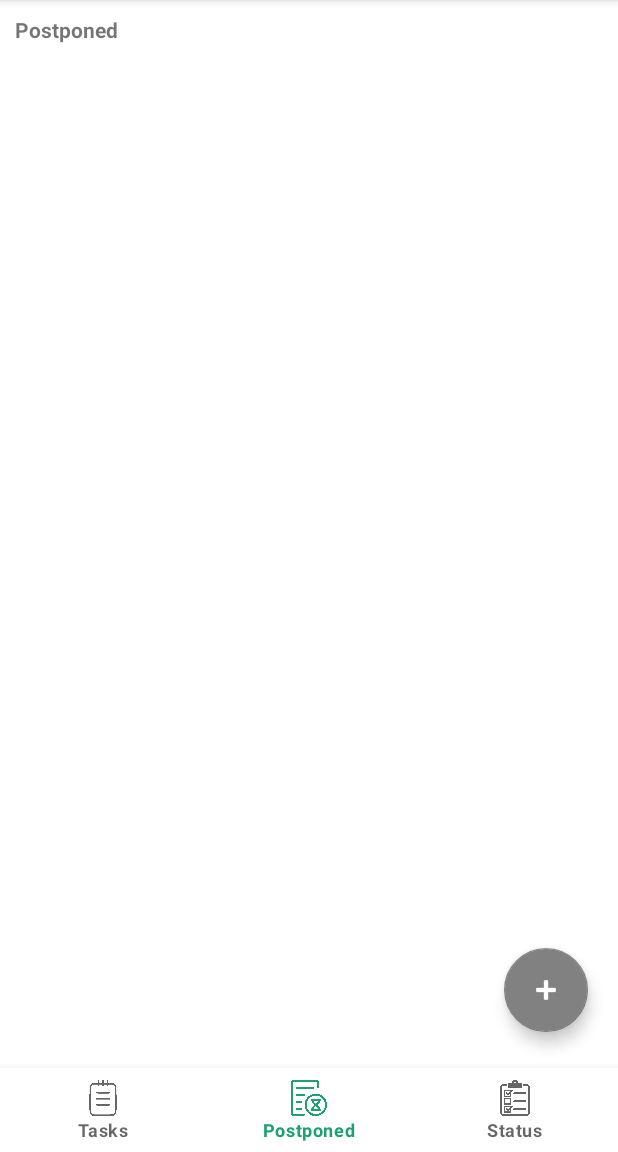
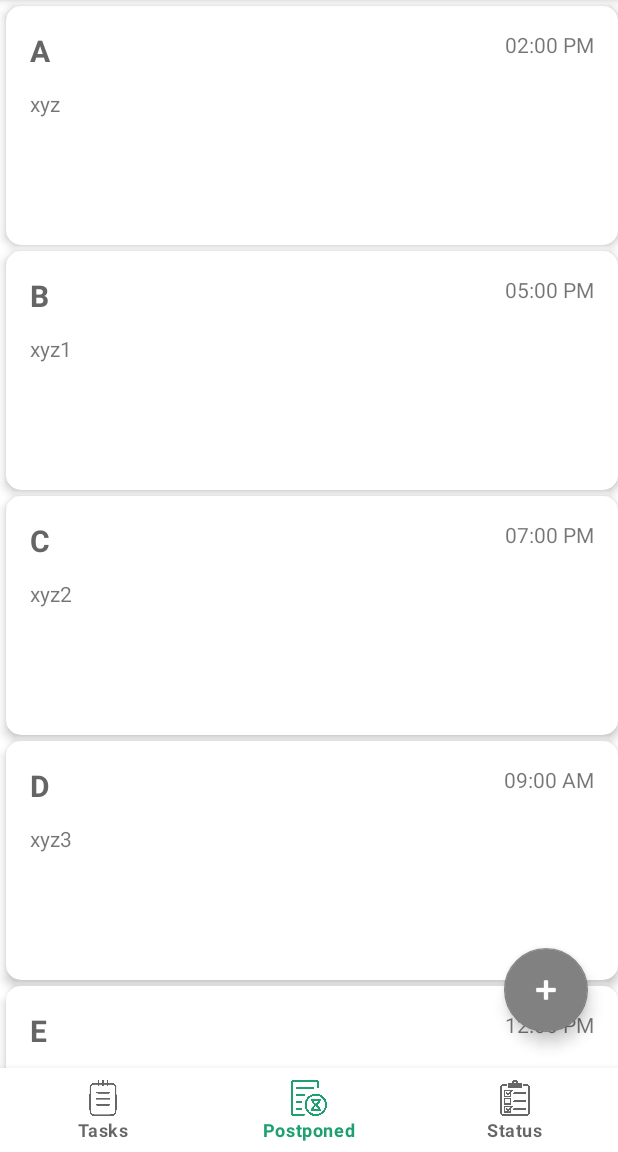
Before and after one commit to prajalg/timetable-manager, an Android app: the fragment CompletedTasksFragment placed in its activity, item 2 of the bottom bar chosen, on a phone screen of 412 x 824 dp, the part 84-1236 px from its top. Run offline under Robolectric (Android 15) with nearby library versions, the phone set to English and light mode, and no system bars; our stand-ins replace Firebase (no records; nobody signed in at launch, a user with empty details on screens opened directly); Roboto replaces fonts that are not available here.

Commit message:
timetable-manager app

```diff
--- a/app/src/main/AndroidManifest.xml
+++ b/app/src/main/AndroidManifest.xml
@@ -11,6 +11,9 @@
         android:roundIcon="@mipmap/ic_launcher_round"
         android:supportsRtl="true"
         android:theme="@style/Theme.TimeTableManager">
+        <activity
+            android:name=".TaskInfoActivity"
+            android:exported="false" />
         <activity
             android:name=".EditNameDialogActivity"
             android:exported="false" />
@@ -40,7 +43,7 @@
             android:exported="true" />
         <activity
             android:name=".ProfileActivity"
-            android:exported="true"></activity>
+            android:exported="true" />
 
         <meta-data
             android:name="preloaded_fonts"
--- a/app/src/main/java/com/example/timetablemanager/StatusFragment.java
+++ b/app/src/main/java/com/example/timetablemanager/CompletedTasksFragment.java
@@ -3,17 +3,21 @@ package com.example.timetablemanager;
 import android.os.Bundle;
 
 import androidx.fragment.app.Fragment;
+import androidx.recyclerview.widget.LinearLayoutManager;
+import androidx.recyclerview.widget.RecyclerView;
 
 import android.view.LayoutInflater;
 import android.view.View;
 import android.view.ViewGroup;
 
+import java.util.ArrayList;
+
 /**
  * A simple {@link Fragment} subclass.
- * Use the {@link StatusFragment#newInstance} factory method to
+ * Use the {@link CompletedTasksFragment#newInstance} factory method to
  * create an instance of this fragment.
  */
-public class StatusFragment extends Fragment {
+public class CompletedTasksFragment extends Fragment {
 
     // TODO: Rename parameter arguments, choose names that match
     // the fragment initialization parameters, e.g. ARG_ITEM_NUMBER
@@ -24,7 +28,10 @@ public class StatusFragment extends Fragment {
     private String mParam1;
     private String mParam2;
 
-    public StatusFragment() {
+    RecyclerView recyclerViewCompleted;
+    ArrayList<TaskModel> arrCompleted = new ArrayList<>();
+
+    public CompletedTasksFragment() {
         // Required empty public constructor
     }
 
@@ -37,8 +44,8 @@ public class StatusFragment extends Fragment {
      * @return A new instance of fragment StatusFragment.
      */
     // TODO: Rename and change types and number of parameters
-    public static StatusFragment newInstance(String param1, String param2) {
-        StatusFragment fragment = new StatusFragment();
+    public static CompletedTasksFragment newInstance(String param1, String param2) {
+        CompletedTasksFragment fragment = new CompletedTasksFragment();
         Bundle args = new Bundle();
         args.putString(ARG_PARAM1, param1);
         args.putString(ARG_PARAM2, param2);
@@ -59,6 +66,26 @@ public class StatusFragment extends Fragment {
     public View onCreateView(LayoutInflater inflater, ViewGroup container,
                              Bundle savedInstanceState) {
         // Inflate the layout for this fragment
-        return inflater.inflate(R.layout.fragment_status, container, false);
+        View v = inflater.inflate(R.layout.fragment_status, container, false);
+
+        recyclerViewCompleted = v.findViewById(R.id.recyclerViewCompleted);
+
+        RecyclerView.LayoutManager layoutManager = new LinearLayoutManager(getContext());
+        recyclerViewCompleted.setLayoutManager(layoutManager);
+
+
+        arrCompleted.add(new TaskModel("A", "abc","02:00 PM"));
+        arrCompleted.add(new TaskModel("B", "abc1","05:00 PM"));
+        arrCompleted.add(new TaskModel("C", "abc2","07:00 PM"));
+        arrCompleted.add(new TaskModel("D", "abc3","09:00 AM"));
+        arrCompleted.add(new TaskModel("E", "abc4","12:00 PM"));
+        arrCompleted.add(new TaskModel("F", "abc5","03:00 PM"));
+        arrCompleted.add(new TaskModel("G", "abc6","10:00 AM"));
+        arrCompleted.add(new TaskModel("H", "abc7","08:00 PM"));
+
+        RecyclerPostponedAdapter adapter = new RecyclerPostponedAdapter(arrCompleted);
+        recyclerViewCompleted.setAdapter(adapter);
+
+        return v;
     }
 }
--- a/app/src/main/java/com/example/timetablemanager/MainActivity.java
+++ b/app/src/main/java/com/example/timetablemanager/MainActivity.java
@@ -1,13 +1,11 @@
 package com.example.timetablemanager;
 
-import android.app.Dialog;
 import android.content.DialogInterface;
 import android.content.Intent;
 import android.os.Bundle;
 import android.view.Menu;
 import android.view.MenuItem;
 import android.view.View;
-import android.widget.Button;
 import android.widget.Toast;
 
 import androidx.annotation.NonNull;
@@ -16,16 +14,12 @@ import androidx.appcompat.app.AppCompatActivity;
 import androidx.fragment.app.Fragment;
 import androidx.fragment.app.FragmentManager;
 import androidx.fragment.app.FragmentTransaction;
-import androidx.recyclerview.widget.LinearLayoutManager;
-import androidx.recyclerview.widget.RecyclerView;
 
 import com.google.android.material.bottomnavigation.BottomNavigationView;
 import com.google.android.material.floatingactionbutton.FloatingActionButton;
 import com.google.android.material.navigation.NavigationBarView;
 import com.google.firebase.auth.FirebaseAuth;
 import com.google.firebase.auth.FirebaseUser;
-
-import java.util.ArrayList;
 
 
 public class MainActivity extends AppCompatActivity {
@@ -60,7 +54,7 @@ public class MainActivity extends AppCompatActivity {
                     loadFrag(new PostponedFragment(), false);
                 }
                 else{
-                    loadFrag(new StatusFragment(), false);
+                    loadFrag(new CompletedTasksFragment(), false);
                 }
                 return true;
             }
--- a/app/src/main/java/com/example/timetablemanager/PostponedFragment.java
+++ b/app/src/main/java/com/example/timetablemanager/PostponedFragment.java
@@ -3,10 +3,14 @@ package com.example.timetablemanager;
 import android.os.Bundle;
 
 import androidx.fragment.app.Fragment;
+import androidx.recyclerview.widget.LinearLayoutManager;
+import androidx.recyclerview.widget.RecyclerView;
 
 import android.view.LayoutInflater;
 import android.view.View;
 import android.view.ViewGroup;
+
+import java.util.ArrayList;
 
 /**
  * A simple {@link Fragment} subclass.
@@ -23,6 +27,9 @@ public class PostponedFragment extends Fragment {
     // TODO: Rename and change types of parameters
     private String mParam1;
     private String mParam2;
+
+    RecyclerView recyclerViewPostponed;
+    ArrayList<TaskModel> arrPostponed = new ArrayList<>();
 
     public PostponedFragment() {
         // Required empty public constructor
@@ -59,6 +66,24 @@ public class PostponedFragment extends Fragment {
     public View onCreateView(LayoutInflater inflater, ViewGroup container,
                              Bundle savedInstanceState) {
         // Inflate the layout for this fragment
-        return inflater.inflate(R.layout.fragment_postponed, container, false);
+        View v = inflater.inflate(R.layout.fragment_postponed, container, false);
+        recyclerViewPostponed = v.findViewById(R.id.recyclerViewPostponed);
+
+        RecyclerView.LayoutManager layoutManager = new LinearLayoutManager(getContext());
+        recyclerViewPostponed.setLayoutManager(layoutManager);
+
+
+        arrPostponed.add(new TaskModel("A", "xyz","02:00 PM"));
+        arrPostponed.add(new TaskModel("B", "xyz1","05:00 PM"));
+        arrPostponed.add(new TaskModel("C", "xyz2","07:00 PM"));
+        arrPostponed.add(new TaskModel("D", "xyz3","09:00 AM"));
+        arrPostponed.add(new TaskModel("E", "xyz4","12:00 PM"));
+        arrPostponed.add(new TaskModel("F", "xyz5","03:00 PM"));
+        arrPostponed.add(new TaskModel("G", "xyz6","10:00 AM"));
+        arrPostponed.add(new TaskModel("H", "xyz7","08:00 PM"));
+
+        RecyclerPostponedAdapter adapter = new RecyclerPostponedAdapter(arrPostponed);
+        recyclerViewPostponed.setAdapter(adapter);
+        return v;
     }
 }
--- /dev/null
+++ b/app/src/main/java/com/example/timetablemanager/RecyclerNotificationAdapter.java
@@ -0,0 +1,4 @@
+package com.example.timetablemanager;
+
+public class RecyclerNotificationAdapter {
+}
--- /dev/null
+++ b/app/src/main/java/com/example/timetablemanager/RecyclerPostponedAdapter.java
@@ -0,0 +1,48 @@
+package com.example.timetablemanager;
+
+import android.view.LayoutInflater;
+import android.view.View;
+import android.view.ViewGroup;
+import android.widget.TextView;
+
+import androidx.annotation.NonNull;
+import androidx.recyclerview.widget.RecyclerView;
+
+import java.util.ArrayList;
+
+public class RecyclerPostponedAdapter extends RecyclerView.Adapter<RecyclerPostponedAdapter.ViewHolder> {
+    ArrayList<TaskModel> arrPostponed;
+    RecyclerPostponedAdapter(ArrayList<TaskModel> arrPostponed){
+        this.arrPostponed = arrPostponed;
+        // so now we got the arraylist.
+    }
+    @NonNull
+    @Override
+    public ViewHolder onCreateViewHolder(@NonNull ViewGroup parent, int viewType) {
+        View view = LayoutInflater.from(parent.getContext()).inflate(R.layout.task_row,parent,false);
+        ViewHolder viewHolder = new ViewHolder(view);
+        return viewHolder;
+    }
+
+    @Override
+    public void onBindViewHolder(@NonNull ViewHolder holder, int position) {
+    holder.task_title.setText(arrPostponed.get(position).title);
+    holder.task_description.setText(arrPostponed.get(position).description);
+    holder.task_time.setText(arrPostponed.get(position).time);
+    }
+
+    @Override
+    public int getItemCount() {
+        return arrPostponed.size();
+    }
+
+    public class ViewHolder extends RecyclerView.ViewHolder{
+        TextView task_title, task_description, task_time;
+        public ViewHolder(@NonNull View itemView) {
+            super(itemView);
+            task_title = itemView.findViewById(R.id.task_title);
+            task_description = itemView.findViewById(R.id.task_description);
+            task_time = itemView.findViewById(R.id.task_time);
+        }
+    }
+}
--- a/app/src/main/java/com/example/timetablemanager/TasksFragment.java
+++ b/app/src/main/java/com/example/timetablemanager/TasksFragment.java
@@ -27,7 +27,7 @@ public class TasksFragment extends Fragment {
     private String mParam1;
     private String mParam2;
 
-    RecyclerView recyclerView;
+    RecyclerView recyclerViewTasks;
     ArrayList<TaskModel> arrTasks = new ArrayList<>();
 
     public TasksFragment() {
@@ -67,9 +67,9 @@ public class TasksFragment extends Fragment {
         // Inflate the layout for this fragment
         View v = inflater.inflate(R.layout.fragment_tasks, container, false);
 
-        recyclerView = v.findViewById(R.id.recyclerView);
-        RecyclerView.LayoutManager layoutManager = new LinearLayoutManager(getContext());   //note that we cannot use this as context.
-        recyclerView.setLayoutManager(layoutManager);
+        recyclerViewTasks = v.findViewById(R.id.recyclerViewTasks);
+        RecyclerView.LayoutManager layoutManager = new LinearLayoutManager(getContext());   //note that we cannot use 'this' as context.
+        recyclerViewTasks.setLayoutManager(layoutManager);
 
         arrTasks.add(new TaskModel("Mechanics", "Do questions on virtual work principle", "07:30 AM"));
         arrTasks.add(new TaskModel("Physics Lab class", "Join the lab class on zoom", "10:00 AM"));
@@ -84,7 +84,7 @@ public class TasksFragment extends Fragment {
         // making object of RecyclerTaskAdapter class:
 
         RecyclerTaskAdapter adapter = new RecyclerTaskAdapter(arrTasks);
-        recyclerView.setAdapter(adapter);
+        recyclerViewTasks.setAdapter(adapter);
         return v;
     }
 }
--- a/app/src/main/res/layout/fragment_postponed.xml
+++ b/app/src/main/res/layout/fragment_postponed.xml
@@ -3,13 +3,10 @@
     xmlns:tools="http://schemas.android.com/tools"
     android:layout_width="match_parent"
     android:layout_height="match_parent"
-    tools:context=".PostponedFragment">
-
-    <!-- TODO: Update blank fragment layout -->
-    <TextView
+    tools:context=".TasksFragment">
+    <androidx.recyclerview.widget.RecyclerView
+        android:id="@+id/recyclerViewPostponed"
         android:layout_width="match_parent"
-        android:layout_height="match_parent"
-        android:layout_margin="10sp"
-        android:text="@string/postponed" />
+        android:layout_height="wrap_content"/>
 
 </FrameLayout>
--- a/app/src/main/res/layout/fragment_tasks.xml
+++ b/app/src/main/res/layout/fragment_tasks.xml
@@ -5,7 +5,7 @@
     android:layout_height="match_parent"
     tools:context=".TasksFragment">
     <androidx.recyclerview.widget.RecyclerView
-        android:id="@+id/recyclerView"
+        android:id="@+id/recyclerViewTasks"
         android:layout_width="match_parent"
         android:layout_height="wrap_content"/>
 
```
Also changed, not shown: app/src/main/java/com/example/timetablemanager/RecyclerTasksCompletedAdapter.java (added, +48 -0 lines), app/src/main/java/com/example/timetablemanager/RecyclerTasksPendingAdapter.java (added, +48 -0 lines), app/src/main/java/com/example/timetablemanager/TaskInfoActivity.java (added, +14 -0 lines), app/src/main/res/layout/activity_add_task.xml (+14 -2 lines), app/src/main/res/layout/activity_task_info.xml (added, +37 -0 lines), app/src/main/res/layout/fragment_status.xml (+4 -7 lines), app/src/main/res/layout/notification_row.xml (added, +56 -0 lines), app/src/main/res/drawable/add_task.png (added), 1 other file.
